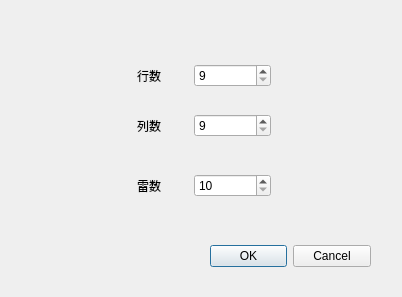
Old version of the form settingdialog.ui in the repository xielove/QtMineSweeper.
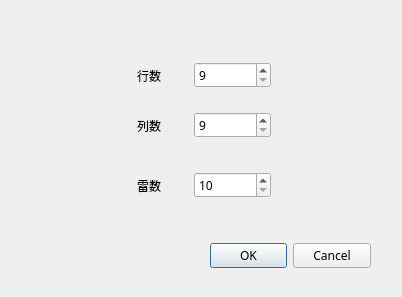
New version of the form.

Patch:
```diff
--- a/settingdialog.ui
+++ b/settingdialog.ui
@@ -16,6 +16,12 @@
     <verstretch>0</verstretch>
    </sizepolicy>
   </property>
+  <property name="font">
+   <font>
+    <family>微软雅黑</family>
+    <pointsize>9</pointsize>
+   </font>
+  </property>
   <property name="windowTitle">
    <string>Dialog</string>
   </property>
```
Left out of the diff: 2 changed lines with no effect on the pictures.
